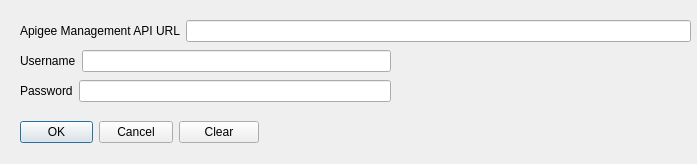
Above: setupconnection.ui from erreobi/Spygee before the change. Below: the same form after it.
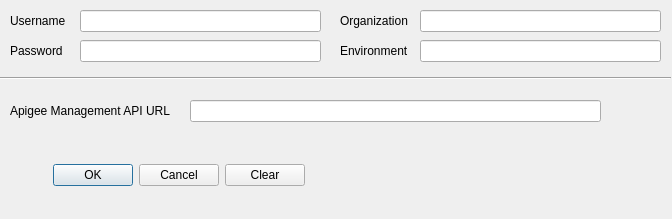
That is the form after the change.

Patch:
```diff
--- a/setupconnection.ui
+++ b/setupconnection.ui
@@ -6,8 +6,8 @@
    <rect>
     <x>0</x>
     <y>0</y>
-    <width>697</width>
-    <height>164</height>
+    <width>672</width>
+    <height>219</height>
    </rect>
   </property>
   <property name="windowTitle">
@@ -16,36 +16,10 @@
   <widget class="QWidget" name="layoutWidget">
    <property name="geometry">
     <rect>
-     <x>20</x>
-     <y>80</y>
-     <width>371</width>
-     <height>22</height>
-    </rect>
-   </property>
-   <layout class="QHBoxLayout" name="horizontalLayout_2">
-    <item>
-     <widget class="QLabel" name="label_3">
-      <property name="text">
-       <string>Password</string>
-      </property>
-     </widget>
-    </item>
-    <item>
-     <widget class="QLineEdit" name="passwordLineEdit">
-      <property name="echoMode">
-       <enum>QLineEdit::Password</enum>
-      </property>
-     </widget>
-    </item>
-   </layout>
-  </widget>
-  <widget class="QWidget" name="layoutWidget">
-   <property name="geometry">
-    <rect>
-     <x>20</x>
-     <y>120</y>
-     <width>239</width>
-     <height>25</height>
+     <x>10</x>
+     <y>160</y>
+     <width>295</width>
+     <height>30</height>
     </rect>
    </property>
    <layout class="QHBoxLayout" name="horizontalLayout">
@@ -68,53 +42,145 @@
     </item>
    </layout>
   </widget>
-  <widget class="QWidget" name="layoutWidget">
+  <widget class="QLabel" name="label_2">
    <property name="geometry">
     <rect>
-     <x>20</x>
-     <y>50</y>
-     <width>371</width>
+     <x>10</x>
+     <y>10</y>
+     <width>58</width>
      <height>22</height>
     </rect>
    </property>
-   <layout class="QHBoxLayout" name="horizontalLayout_3">
-    <item>
-     <widget class="QLabel" name="label_2">
-      <property name="text">
-       <string>Username</string>
-      </property>
-     </widget>
-    </item>
-    <item>
-     <widget class="QLineEdit" name="usernameLineEdit"/>
-    </item>
-   </layout>
+   <property name="text">
+    <string>Username</string>
+   </property>
   </widget>
-  <widget class="QWidget" name="layoutWidget">
+  <widget class="QLineEdit" name="usernameLineEdit">
    <property name="geometry">
     <rect>
-     <x>20</x>
-     <y>20</y>
+     <x>80</x>
+     <y>10</y>
+     <width>241</width>
+     <height>22</height>
+    </rect>
+   </property>
+  </widget>
+  <widget class="QLabel" name="label">
+   <property name="geometry">
+    <rect>
+     <x>10</x>
+     <y>100</y>
+     <width>166</width>
+     <height>22</height>
+    </rect>
+   </property>
+   <property name="text">
+    <string>Apigee Management API URL</string>
+   </property>
+  </widget>
+  <widget class="QLineEdit" name="urlApigeeUrlLineEdit">
+   <property name="geometry">
+    <rect>
+     <x>190</x>
+     <y>100</y>
+     <width>411</width>
+     <height>22</height>
+    </rect>
+   </property>
+   <property name="text">
+    <string/>
+   </property>
+  </widget>
+  <widget class="QLabel" name="label_3">
+   <property name="geometry">
+    <rect>
+     <x>10</x>
+     <y>40</y>
+     <width>55</width>
+     <height>22</height>
+    </rect>
+   </property>
+   <property name="text">
+    <string>Password</string>
+   </property>
+  </widget>
+  <widget class="QLineEdit" name="passwordLineEdit">
+   <property name="geometry">
+    <rect>
+     <x>80</x>
+     <y>40</y>
+     <width>241</width>
+     <height>22</height>
+    </rect>
+   </property>
+   <property name="echoMode">
+    <enum>QLineEdit::Password</enum>
+   </property>
+  </widget>
+  <widget class="QLabel" name="label_4">
+   <property name="geometry">
+    <rect>
+     <x>340</x>
+     <y>10</y>
+     <width>72</width>
+     <height>22</height>
+    </rect>
+   </property>
+   <property name="text">
+    <string>Organization</string>
+   </property>
+  </widget>
+  <widget class="QLineEdit" name="organizzationLineEdit">
+   <property name="geometry">
+    <rect>
+     <x>420</x>
+     <y>10</y>
+     <width>241</width>
+     <height>22</height>
+    </rect>
+   </property>
+   <property name="echoMode">
+    <enum>QLineEdit::Normal</enum>
+   </property>
+  </widget>
+  <widget class="QLabel" name="label_5">
+   <property name="geometry">
+    <rect>
+     <x>340</x>
+     <y>40</y>
+     <width>71</width>
+     <height>22</height>
+    </rect>
+   </property>
+   <property name="text">
+    <string>Environment</string>
+   </property>
+  </widget>
+  <widget class="QLineEdit" name="environmentLineEdit">
+   <property name="geometry">
+    <rect>
+     <x>420</x>
+     <y>40</y>
+     <width>241</width>
+     <height>22</height>
+    </rect>
+   </property>
+   <property name="echoMode">
+    <enum>QLineEdit::Normal</enum>
+   </property>
+  </widget>
+  <widget class="Line" name="line">
+   <property name="geometry">
+    <rect>
+     <x>0</x>
+     <y>70</y>
      <width>671</width>
-     <height>22</height>
+     <height>16</height>
     </rect>
    </property>
-   <layout class="QHBoxLayout" name="horizontalLayout_4">
-    <item>
-     <widget class="QLabel" name="label">
-      <property name="text">
-       <string>Apigee Management API URL</string>
-      </property>
-     </widget>
-    </item>
-    <item>
-     <widget class="QLineEdit" name="urlApigeeUrlLineEdit">
-      <property name="text">
-       <string/>
-      </property>
-     </widget>
-    </item>
-   </layout>
+   <property name="orientation">
+    <enum>Qt::Horizontal</enum>
+   </property>
   </widget>
  </widget>
  <resources/>
```
Left out of the diff: 2 changed lines with no effect on the pictures.
